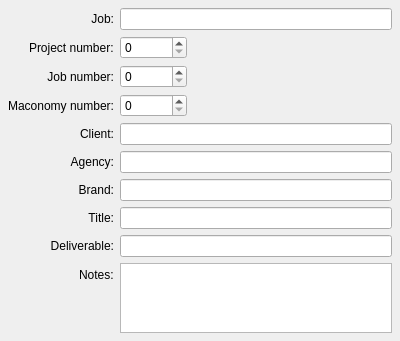
Qt form ui/settings_job_ui.ui (mjbonnington/icarus-gps) before a commit.
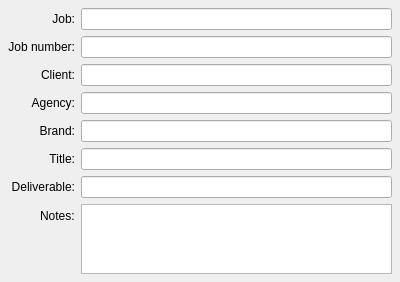
The same form after that commit.

Patch:
```diff
--- a/ui/settings_job_ui.ui
+++ b/ui/settings_job_ui.ui
@@ -7,7 +7,7 @@
     <x>0</x>
     <y>0</y>
     <width>400</width>
-    <height>329</height>
+    <height>275</height>
    </rect>
   </property>
   <property name="windowTitle">
@@ -26,129 +26,6 @@
    <property name="margin">
     <number>8</number>
    </property>
-   <item row="1" column="0">
-    <widget class="QLabel" name="projnum_label">
-     <property name="text">
-      <string>Project number:</string>
-     </property>
-    </widget>
-   </item>
-   <item row="1" column="1">
-    <widget class="QSpinBox" name="projnum_spinBox">
-     <property name="minimum">
-      <number>0</number>
-     </property>
-     <property name="maximum">
-      <number>999999</number>
-     </property>
-     <property name="value">
-      <number>0</number>
-     </property>
-     <property name="xmlTag" stdset="0">
-      <string>projnum</string>
-     </property>
-    </widget>
-   </item>
-   <item row="2" column="1">
-    <widget class="QSpinBox" name="jobnum_spinBox">
-     <property name="minimum">
-      <number>0</number>
-     </property>
-     <property name="maximum">
-      <number>9999999</number>
-     </property>
-     <property name="value">
-      <number>0</number>
-     </property>
-     <property name="xmlTag" stdset="0">
-      <string>jobnum</string>
-     </property>
-    </widget>
-   </item>
-   <item row="4" column="0">
-    <widget class="QLabel" name="client_label">
-     <property name="text">
-      <string>Client:</string>
-     </property>
-     <property name="alignment">
-      <set>Qt::AlignRight|Qt::AlignTrailing|Qt::AlignVCenter</set>
-     </property>
-    </widget>
-   </item>
-   <item row="6" column="0">
-    <widget class="QLabel" name="brand_label">
-     <property name="text">
-      <string>Brand:</string>
-     </property>
-     <property name="alignment">
-      <set>Qt::AlignRight|Qt::AlignTrailing|Qt::AlignVCenter</set>
-     </property>
-    </widget>
-   </item>
-   <item row="6" column="1">
-    <widget class="QLineEdit" name="brand_lineEdit">
-     <property name="xmlTag" stdset="0">
-      <string>brand</string>
-     </property>
-    </widget>
-   </item>
-   <item row="10" column="0">
-    <widget class="QLabel" name="notes_label">
-     <property name="text">
-      <string>Notes:</string>
-     </property>
-    </widget>
-   </item>
-   <item row="10" column="1">
-    <widget class="QPlainTextEdit" name="notes_plainTextEdit">
-     <property name="xmlTag" stdset="0">
-      <string>notes</string>
-     </property>
-    </widget>
-   </item>
-   <item row="3" column="0">
-    <widget class="QLabel" name="billingnum_label">
-     <property name="text">
-      <string>Maconomy number:</string>
-     </property>
-     <property name="alignment">
-      <set>Qt::AlignRight|Qt::AlignTrailing|Qt::AlignVCenter</set>
-     </property>
-    </widget>
-   </item>
-   <item row="3" column="1">
-    <widget class="QSpinBox" name="billingnum_spinBox">
-     <property name="minimum">
-      <number>0</number>
-     </property>
-     <property name="maximum">
-      <number>999999999</number>
-     </property>
-     <property name="value">
-      <number>0</number>
-     </property>
-     <property name="xmlTag" stdset="0">
-      <string>billingnum</string>
-     </property>
-    </widget>
-   </item>
-   <item row="2" column="0">
-    <widget class="QLabel" name="jobnum_label">
-     <property name="text">
-      <string>Job number:</string>
-     </property>
-     <property name="alignment">
-      <set>Qt::AlignRight|Qt::AlignTrailing|Qt::AlignVCenter</set>
-     </property>
-    </widget>
-   </item>
-   <item row="4" column="1">
-    <widget class="QLineEdit" name="client_lineEdit">
-     <property name="xmlTag" stdset="0">
-      <string>client</string>
-     </property>
-    </widget>
-   </item>
    <item row="0" column="0">
     <widget class="QLabel" name="job_label">
      <property name="text">
@@ -169,7 +46,34 @@
      </property>
     </widget>
    </item>
-   <item row="5" column="0">
+   <item row="1" column="0">
+    <widget class="QLabel" name="jobnum_label">
+     <property name="text">
+      <string>Job number:</string>
+     </property>
+     <property name="alignment">
+      <set>Qt::AlignRight|Qt::AlignTrailing|Qt::AlignVCenter</set>
+     </property>
+    </widget>
+   </item>
+   <item row="2" column="0">
+    <widget class="QLabel" name="client_label">
+     <property name="text">
+      <string>Client:</string>
+     </property>
+     <property name="alignment">
+      <set>Qt::AlignRight|Qt::AlignTrailing|Qt::AlignVCenter</set>
+     </property>
+    </widget>
+   </item>
+   <item row="2" column="1">
+    <widget class="QLineEdit" name="client_lineEdit">
+     <property name="xmlTag" stdset="0">
+      <string>client</string>
+     </property>
+    </widget>
+   </item>
+   <item row="3" column="0">
     <widget class="QLabel" name="agency_label">
      <property name="text">
       <string>Agency:</string>
@@ -179,14 +83,31 @@
      </property>
     </widget>
    </item>
-   <item row="5" column="1">
+   <item row="3" column="1">
     <widget class="QLineEdit" name="agency_lineEdit">
      <property name="xmlTag" stdset="0">
       <string>agency</string>
      </property>
     </widget>
    </item>
-   <item row="7" column="0">
+   <item row="4" column="0">
+    <widget class="QLabel" name="brand_label">
+     <property name="text">
+      <string>Brand:</string>
+     </property>
+     <property name="alignment">
+      <set>Qt::AlignRight|Qt::AlignTrailing|Qt::AlignVCenter</set>
+     </property>
+    </widget>
+   </item>
+   <item row="4" column="1">
+    <widget class="QLineEdit" name="brand_lineEdit">
+     <property name="xmlTag" stdset="0">
+      <string>brand</string>
+     </property>
+    </widget>
+   </item>
+   <item row="5" column="0">
     <widget class="QLabel" name="title_label">
      <property name="text">
       <string>Title:</string>
@@ -196,14 +117,14 @@
      </property>
     </widget>
    </item>
-   <item row="7" column="1">
+   <item row="5" column="1">
     <widget class="QLineEdit" name="title_lineEdit">
      <property name="xmlTag" stdset="0">
       <string>title</string>
      </property>
     </widget>
    </item>
-   <item row="8" column="0">
+   <item row="6" column="0">
     <widget class="QLabel" name="deliverable_label">
      <property name="text">
       <string>Deliverable:</string>
@@ -213,13 +134,34 @@
      </property>
     </widget>
    </item>
-   <item row="8" column="1">
+   <item row="6" column="1">
     <widget class="QLineEdit" name="deliverable_lineEdit">
      <property name="xmlTag" stdset="0">
       <string>deliverable</string>
      </property>
     </widget>
    </item>
+   <item row="8" column="0">
+    <widget class="QLabel" name="notes_label">
+     <property name="text">
+      <string>Notes:</string>
+     </property>
+    </widget>
+   </item>
+   <item row="8" column="1">
+    <widget class="QPlainTextEdit" name="notes_plainTextEdit">
+     <property name="xmlTag" stdset="0">
+      <string>notes</string>
+     </property>
+    </widget>
+   </item>
+   <item row="1" column="1">
+    <widget class="QLineEdit" name="jobnum_lineEdit">
+     <property name="xmlTag" stdset="0">
+      <UInt>0</UInt>
+     </property>
+    </widget>
+   </item>
   </layout>
  </widget>
  <tabstops>
```
Left out of the diff: 3 changed lines with no effect on the pictures.
